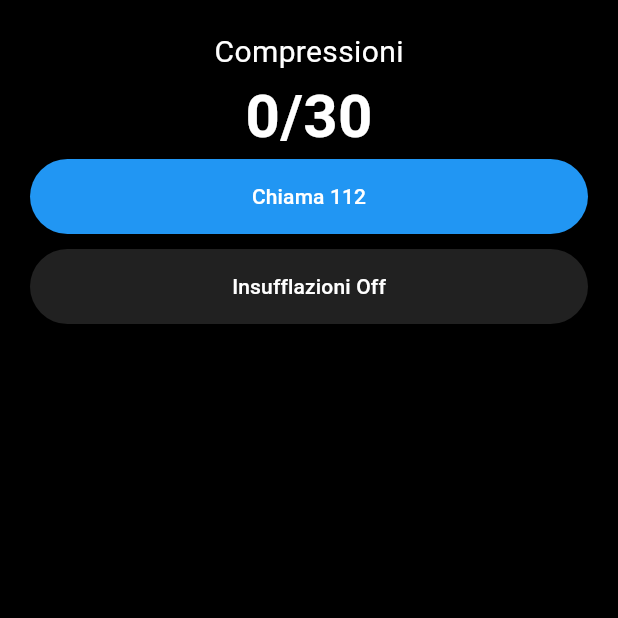
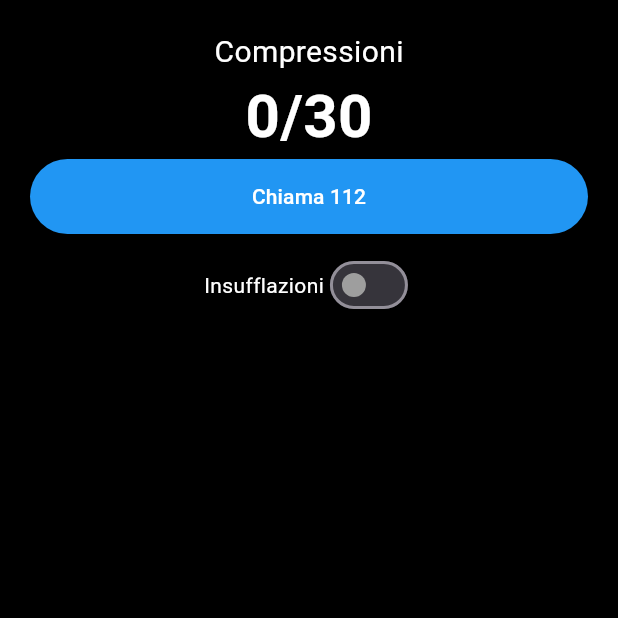
Before and after one commit to dag7dev/CPR-companion, a Flutter app: the CompressioniScreen screen opened by its route, on a phone screen of 412 x 824 dp, the top half of it. Run offline on Flutter 3.47's test engine with Material 3 defaults, Android fonts, the phone set to English and light mode, and no system bars; our stand-ins replace audioplayers, auto_size_text, sensors_plus, shared_preferences, vibration, wakelock_plus; accounts and stored records are empty.

Commit message:
feat: toggle anziché button

```diff
--- a/lib/screens/compressioni_screen.dart
+++ b/lib/screens/compressioni_screen.dart
@@ -188,23 +188,26 @@ class _ToggleButtonState extends State<ToggleButton> {
 
   @override
   Widget build(BuildContext context) {
-    return ElevatedButton(
-      onPressed: () {
+    return Row(
+      mainAxisAlignment: MainAxisAlignment.center,
+      children: [
+        const Text(
+          'Insufflazioni',
+          style: TextStyle(color: AppConfig.textInButtonsColor),
+        ),
+        Switch(
+          value: insufflazioni,
+          onChanged: (value) {
             setState(() {
-          insufflazioni = !insufflazioni;
+              insufflazioni = value;
               widget.onChanged(insufflazioni);
               savePreferences(insufflazioni);
             });
           },
-      style: ElevatedButton.styleFrom(
-        backgroundColor:
-            insufflazioni ? Colors.green.shade700 : Colors.grey.shade900,
-        minimumSize: const Size(double.infinity, 50),
+          activeColor: Colors.green,
+          inactiveThumbColor: Colors.grey,
         ),
-      child: Text(
-        'Insufflazioni ${insufflazioni ? 'On' : 'Off'}',
-        style: const TextStyle(color: AppConfig.textInButtonsColor),
-      ),
+      ],
     );
   }
 }
```
Lines whose indentation alone changed are shown as unchanged.
